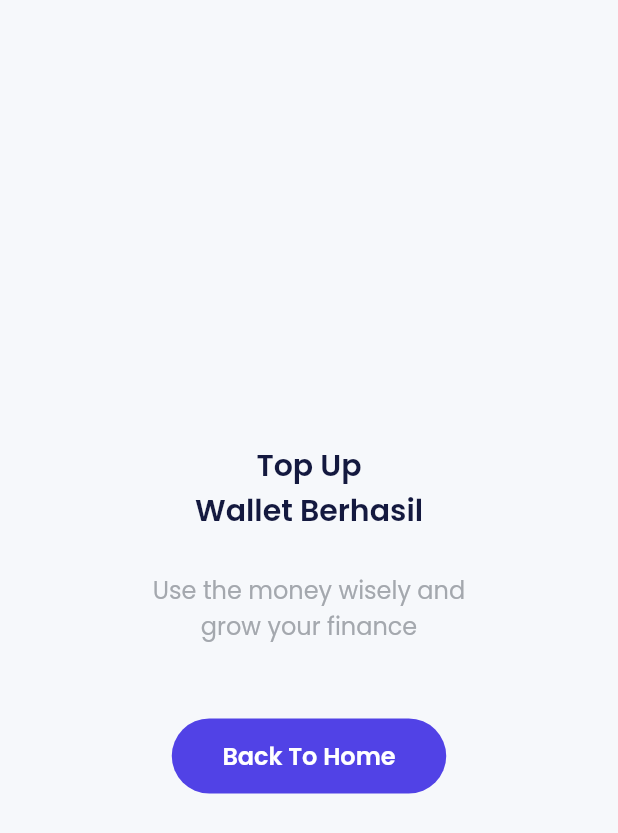
After one commit to magerngoding/E-Wallet-Apps, a Flutter app: the TopupSuccessPage screen opened by its route, on a phone screen of 412 x 824 dp. The commit adds this screen. Shown: the top 833 px of the screen. Run offline on Flutter 3.47's test engine with Material 2 defaults, Android fonts, the phone set to English and light mode, and no system bars; our stand-ins replace carousel_slider, google_fonts.

Commit message:
Slicing topup success page, launch url midtrans & format currency

```diff
--- a/lib/main.dart
+++ b/lib/main.dart
@@ -15,6 +15,7 @@ import 'package:e_wallet/pages/splash_page.dart';
 import 'package:e_wallet/pages/sign-up-success-page.dart';
 import 'package:e_wallet/pages/topup_amount_page.dart';
 import 'package:e_wallet/pages/topup_page.dart';
+import 'package:e_wallet/pages/topup_success.dart';
 import 'package:e_wallet/shared/theme.dart';
 import 'package:flutter/material.dart';
 
@@ -58,6 +59,7 @@ class MyApp extends StatelessWidget {
         '/profile-edit-success': (context) => ProfileEditSuccessPage(),
         '/topup': (context) => TopupPage(),
         '/topup-amount': (context) => TopUpAmountPage(),
+        '/topup-success': (context) => TopupSuccessPage(),
       },
     );
   }
--- a/lib/pages/sign_up_set_ktp.dart
+++ b/lib/pages/sign_up_set_ktp.dart
@@ -2,7 +2,6 @@
 
 import 'package:e_wallet/shared/theme.dart';
 import 'package:e_wallet/widgets/button.dart';
-import 'package:e_wallet/widgets/form.dart';
 import 'package:flutter/material.dart';
 
 class SignUpSetKtpPage extends StatelessWidget {
--- /dev/null
+++ b/lib/pages/topup_success.dart
@@ -0,0 +1,51 @@
+// ignore_for_file: prefer_const_constructors
+
+import 'package:e_wallet/shared/theme.dart';
+import 'package:e_wallet/widgets/button.dart';
+import 'package:flutter/material.dart';
+
+class TopupSuccessPage extends StatelessWidget {
+  const TopupSuccessPage({super.key});
+
+  @override
+  Widget build(BuildContext context) {
+    return Scaffold(
+      body: Center(
+        child: Column(
+          mainAxisAlignment: MainAxisAlignment.center,
+          children: [
+            Text(
+              'Top Up\nWallet Berhasil',
+              style: blackTextStyle.copyWith(
+                fontSize: 20,
+                fontWeight: semiBold,
+              ),
+              textAlign: TextAlign.center,
+            ),
+            SizedBox(
+              height: 26,
+            ),
+            Text(
+              'Use the money wisely and\ngrow your finance',
+              style: greyTextStyle.copyWith(
+                fontSize: 16,
+              ),
+              textAlign: TextAlign.center,
+            ),
+            SizedBox(
+              height: 50,
+            ),
+            CustomeFilledButton(
+              width: 183,
+              title: 'Back To Home',
+              onPressed: () {
+                Navigator.pushNamedAndRemoveUntil(
+                    context, '/home', (route) => false);
+              },
+            )
+          ],
+        ),
+      ),
+    );
+  }
+}
--- a/pubspec.yaml
+++ b/pubspec.yaml
@@ -34,6 +34,7 @@ dependencies:
   flutter:
     sdk: flutter
   google_fonts: ^3.0.1
+  intl: ^0.17.0
   url_launcher: ^6.1.5
 
 dev_dependencies:
```
Also changed, not shown: lib/pages/topup_amount_page.dart (+32 -2 lines), pubspec.lock.
